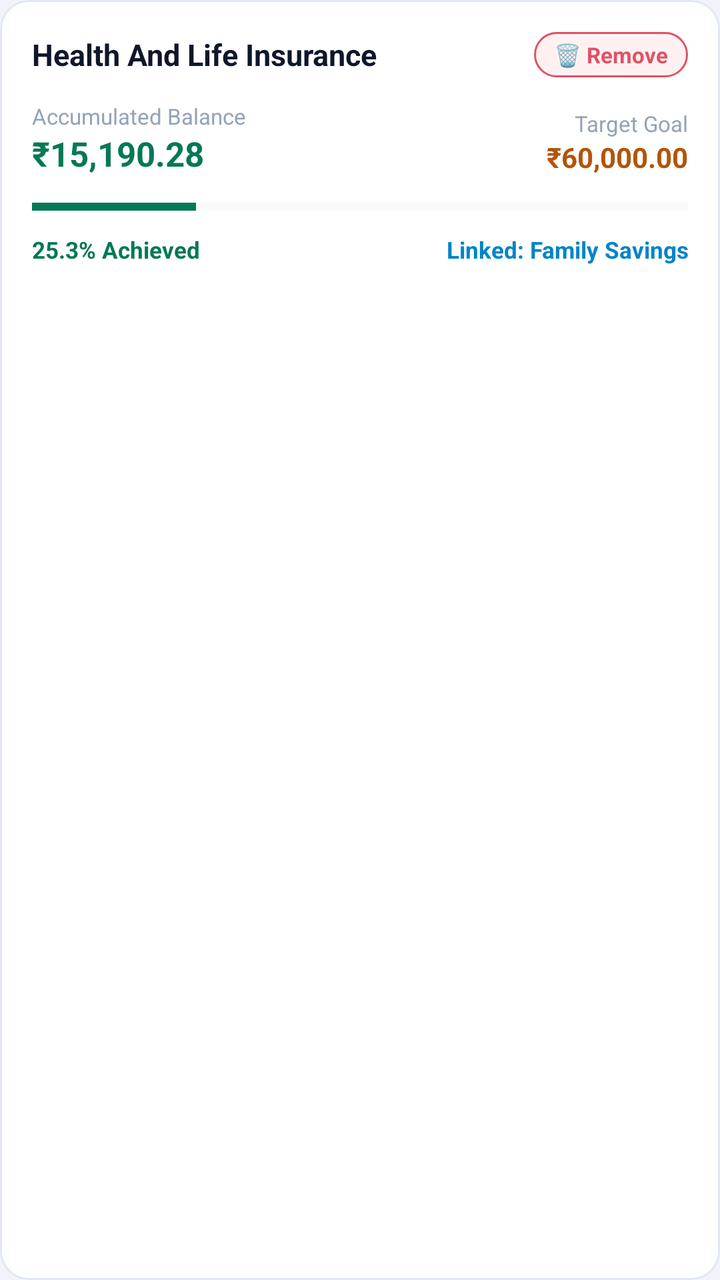
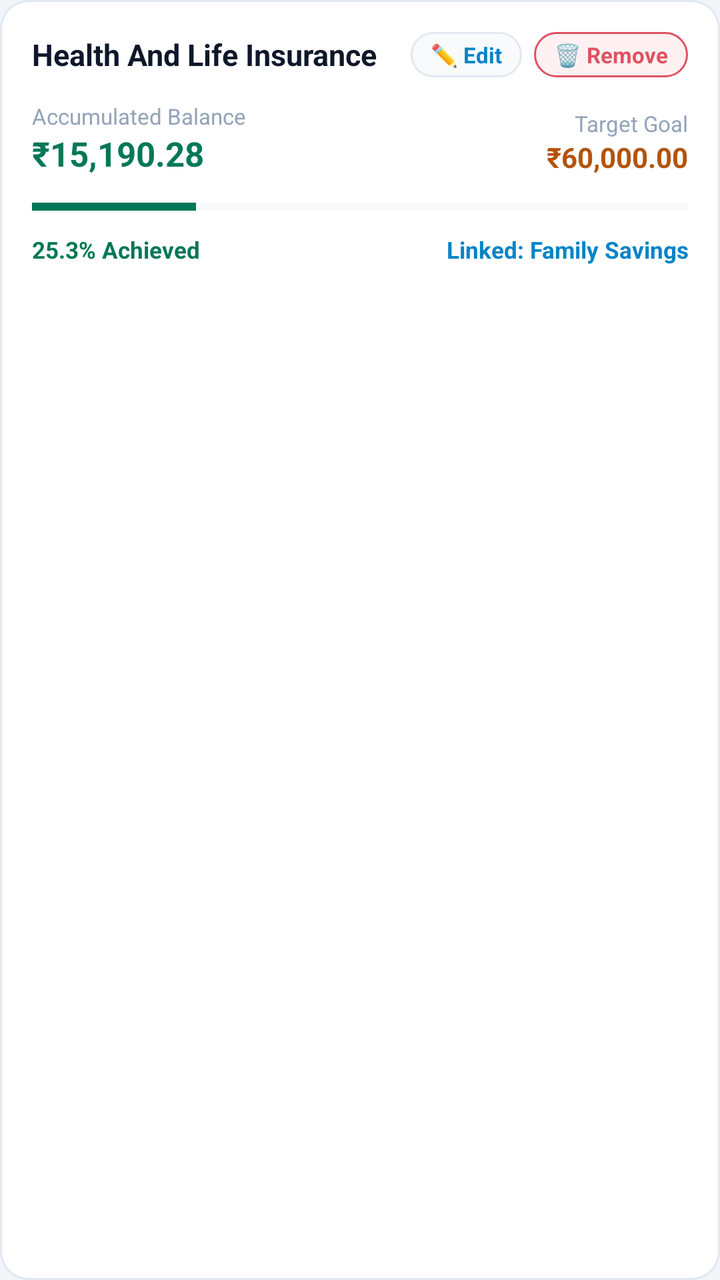

Before-and-after screenshots of an Android layout around one commit, followed by the original layout XML and the change that was made.
<!-- AndroidManifest.xml: application theme AppTheme -->
<!-- res/layout/item_goal.xml -->
<?xml version="1.0" encoding="utf-8"?>
<LinearLayout
    xmlns:android="http://schemas.android.com/apk/res/android"
    android:layout_width="match_parent"
    android:layout_height="wrap_content"
    android:orientation="vertical"
    android:background="@drawable/bg_card"
    android:padding="16dp"
    android:layout_marginBottom="12dp">

    
    <LinearLayout
        android:layout_width="match_parent"
        android:layout_height="wrap_content"
        android:orientation="horizontal"
        android:gravity="center_vertical">

        <TextView
            android:id="@+id/tvGoalName"
            android:layout_width="0dp"
            android:layout_height="wrap_content"
            android:layout_weight="1"
            android:text="Health And Life Insurance"
            android:textColor="@color/text_primary"
            android:textSize="15sp"
            android:textStyle="bold" />

        <TextView
            android:id="@+id/btnRemoveGoal"
            android:layout_width="wrap_content"
            android:layout_height="wrap_content"
            android:background="@drawable/bg_badge_warning"
            android:text="🗑️ Remove"
            android:textColor="@color/red_rose"
            android:textSize="11sp"
            android:textStyle="bold"
            android:paddingStart="10dp"
            android:paddingEnd="10dp"
            android:paddingTop="4dp"
            android:paddingBottom="4dp"
            android:clickable="true"
            android:focusable="true" />
    </LinearLayout>

    
    <LinearLayout
        android:layout_width="match_parent"
        android:layout_height="wrap_content"
        android:layout_marginTop="12dp"
        android:orientation="horizontal"
        android:gravity="bottom">

        <LinearLayout
            android:layout_width="0dp"
            android:layout_height="wrap_content"
            android:layout_weight="1"
            android:orientation="vertical">

            <TextView
                android:layout_width="wrap_content"
                android:layout_height="wrap_content"
                android:text="Accumulated Balance"
                android:textColor="@color/text_muted"
                android:textSize="11sp" />

            <TextView
                android:id="@+id/tvGoalCurrentAmount"
                android:layout_width="wrap_content"
                android:layout_height="wrap_content"
                android:text="₹15,190.28"
                android:textColor="@color/green_mint"
                android:textSize="17sp"
                android:textStyle="bold" />
        </LinearLayout>

        <LinearLayout
            android:layout_width="wrap_content"
            android:layout_height="wrap_content"
            android:orientation="vertical"
            android:gravity="end">

            <TextView
                android:layout_width="wrap_content"
                android:layout_height="wrap_content"
                android:text="Target Goal"
                android:textColor="@color/text_muted"
                android:textSize="11sp" />

            <TextView
                android:id="@+id/tvGoalTargetAmount"
                android:layout_width="wrap_content"
                android:layout_height="wrap_content"
                android:text="₹60,000.00"
                android:textColor="@color/amber_gold"
                android:textSize="14sp"
                android:textStyle="bold" />
        </LinearLayout>
    </LinearLayout>

    
    <ProgressBar
        android:id="@+id/pbGoalProgress"
        style="?android:attr/progressBarStyleHorizontal"
        android:layout_width="match_parent"
        android:layout_height="7dp"
        android:layout_marginTop="12dp"
        android:max="100"
        android:progress="25"
        android:progressTint="@color/green_mint"
        android:progressBackgroundTint="@color/border_dark" />

    
    <LinearLayout
        android:layout_width="match_parent"
        android:layout_height="wrap_content"
        android:layout_marginTop="10dp"
        android:orientation="horizontal"
        android:gravity="center_vertical">

        <TextView
            android:id="@+id/tvGoalAchievedPercent"
            android:layout_width="wrap_content"
            android:layout_height="wrap_content"
            android:text="25.3% Achieved"
            android:textColor="@color/green_mint"
            android:textSize="11.5sp"
            android:textStyle="bold" />

        <TextView
            android:id="@+id/tvGoalSavingAllocation"
            android:layout_width="0dp"
            android:layout_height="wrap_content"
            android:layout_weight="1"
            android:gravity="end"
            android:text="Linked: Family Savings"
            android:textColor="@color/blue_sky"
            android:textSize="11.5sp"
            android:textStyle="bold"
            android:ellipsize="end"
            android:maxLines="1" />
    </LinearLayout>

</LinearLayout>
<!-- resources referenced by this layout -->
<resources>
  <color name="amber_gold">#B45309</color>
  <color name="blue_sky">#0284C7</color>
  <color name="border_dark">#E2E8F0</color>
  <color name="green_mint">#047857</color>
  <color name="red_rose">#E05263</color>
  <color name="text_muted">#94A3B8</color>
  <color name="text_primary">#0F172A</color>
  <!-- drawable bg_badge_warning (drawable) -->
  <?xml version="1.0" encoding="utf-8"?>
  <shape xmlns:android="http://schemas.android.com/apk/res/android"
      android:shape="rectangle">
      <solid android:color="@color/red_bg" />
      <stroke android:width="1dp" android:color="@color/red_rose" />
      <corners android:radius="12dp" />
  </shape>
  <!-- drawable bg_card (drawable) -->
  <?xml version="1.0" encoding="utf-8"?>
  <shape xmlns:android="http://schemas.android.com/apk/res/android"
      android:shape="rectangle">
      <solid android:color="@color/bg_card" />
      <corners android:radius="14dp" />
      <stroke
          android:width="1dp"
          android:color="@color/border_dark" />
  </shape>
  <style name="AppTheme" parent="Theme.MaterialComponents.DayNight.NoActionBar">
          <item name="colorPrimary">@color/colorPrimary</item>
          <item name="colorPrimaryDark">@color/colorPrimaryDark</item>
          <item name="colorAccent">@color/colorAccent</item>
          <item name="android:windowBackground">@color/bg_dark</item>
          <item name="android:statusBarColor">@color/bg_dark</item>
          <item name="android:navigationBarColor">@color/nav_bottom_bg</item>
          <item name="android:textColorPrimary">@color/text_primary</item>
          <item name="android:textColorSecondary">@color/text_secondary</item>
          <item name="android:windowLightStatusBar">true</item>
          <item name="bottomSheetDialogTheme">@style/FinMngrBottomSheetDialogTheme</item>
      </style>
  <color name="red_bg">#FFF1F2</color>
  <color name="bg_card">#FFFFFF</color>
  <color name="colorPrimary">#0D9488</color>
  <color name="colorPrimaryDark">#E2E8F0</color>
  <color name="colorAccent">#0D9488</color>
  <color name="bg_dark">#F1F5F9</color>
  <color name="nav_bottom_bg">#FFFFFF</color>
  <color name="text_secondary">#475569</color>
  <style name="FinMngrBottomSheetDialogTheme" parent="ThemeOverlay.MaterialComponents.BottomSheetDialog">
          <item name="bottomSheetStyle">@style/FinMngrBottomSheetModal</item>
          <item name="android:windowBackground">@android:color/transparent</item>
          <item name="android:colorBackground">@android:color/transparent</item>
          <item name="android:windowIsFloating">false</item>
      </style>
  <style name="FinMngrBottomSheetModal" parent="Widget.MaterialComponents.BottomSheet.Modal">
          <item name="android:background">@android:color/transparent</item>
          <item name="android:backgroundTint">@android:color/transparent</item>
          <item name="backgroundTint">@android:color/transparent</item>
          <item name="shapeAppearance">@null</item>
          <item name="shapeAppearanceOverlay">@null</item>
      </style>
</resources>

<!-- the commit's change to res/layout/item_goal.xml (unified diff, before → after) -->
@@ -24,6 +24,23 @@
             android:textColor="@color/text_primary"
             android:textSize="15sp"
             android:textStyle="bold" />
+
+        <TextView
+            android:id="@+id/btnEditGoal"
+            android:layout_width="wrap_content"
+            android:layout_height="wrap_content"
+            android:layout_marginEnd="6dp"
+            android:background="@drawable/bg_pill_dark"
+            android:text="✏️ Edit"
+            android:textColor="@color/blue_sky"
+            android:textSize="11sp"
+            android:textStyle="bold"
+            android:paddingStart="10dp"
+            android:paddingEnd="10dp"
+            android:paddingTop="4dp"
+            android:paddingBottom="4dp"
+            android:clickable="true"
+            android:focusable="true" />
 
         <TextView
             android:id="@+id/btnRemoveGoal"
<!-- resource entries referenced after the edit -->
@@ -25,6 +25,16 @@
           android:width="1dp"
           android:color="@color/border_dark" />
   </shape>
+  <!-- drawable bg_pill_dark (drawable) -->
+  <?xml version="1.0" encoding="utf-8"?>
+  <shape xmlns:android="http://schemas.android.com/apk/res/android"
+      android:shape="rectangle">
+      <solid android:color="@color/bg_card_secondary" />
+      <corners android:radius="20dp" />
+      <stroke
+          android:width="1dp"
+          android:color="@color/border_dark" />
+  </shape>
   <style name="AppTheme" parent="Theme.MaterialComponents.DayNight.NoActionBar">
           <item name="colorPrimary">@color/colorPrimary</item>
           <item name="colorPrimaryDark">@color/colorPrimaryDark</item>
@@ -39,6 +49,7 @@
       </style>
   <color name="red_bg">#FFF1F2</color>
   <color name="bg_card">#FFFFFF</color>
+  <color name="bg_card_secondary">#F8FAFC</color>
   <color name="colorPrimary">#0D9488</color>
   <color name="colorPrimaryDark">#E2E8F0</color>
   <color name="colorAccent">#0D9488</color>
